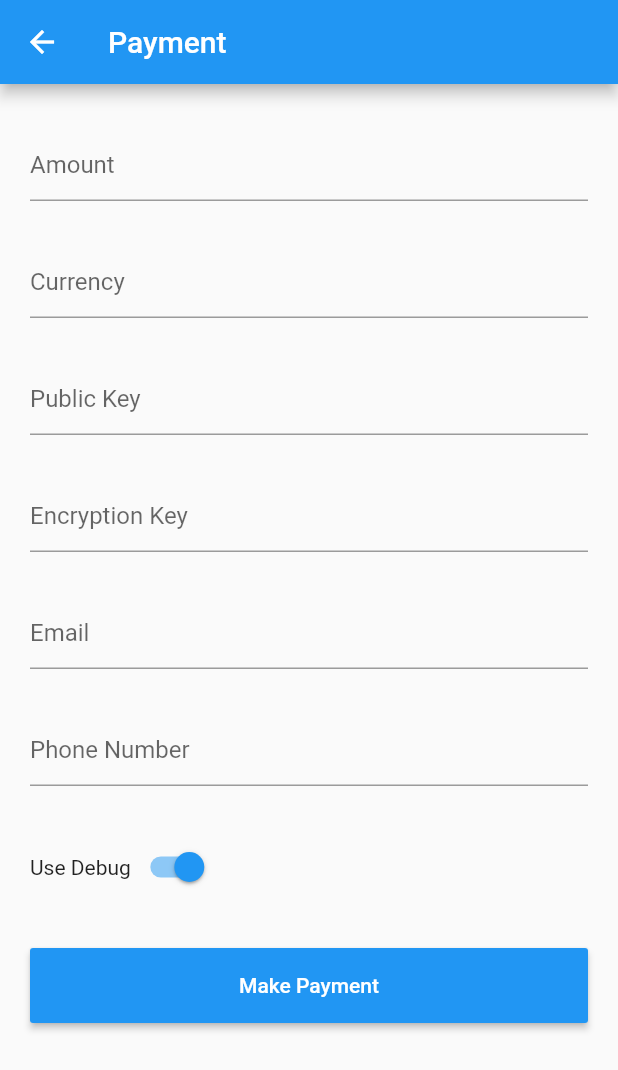
After one commit to 5ran6/shopie, a Flutter app: the FlutterwavePayment screen opened directly, on a phone screen of 412 x 824 dp. The commit adds this screen. Shown: the top 1070 px of the screen. Run offline on Flutter 3.47's test engine with Material 2 defaults, Android fonts, the phone set to English and light mode, and no system bars; our stand-ins replace basic_utils, flutter_styled_toast, shared_preferences, toast; missing offline and left inert: credit_card_slider, flutterwave; accounts and stored records are empty; statements that could not run were skipped.

Commit message:
Added flutterwave_payment.dart

```diff
--- a/lib/add_new_card_widget/add_card_details.dart
+++ b/lib/add_new_card_widget/add_card_details.dart
@@ -9,6 +9,7 @@ import 'package:flutter/services.dart';
 import 'package:shared_preferences/shared_preferences.dart';
 import 'package:shopie/model/input_formatters.dart';
 import 'package:shopie/add_new_card_widget/payment_card.dart';
+import 'package:shopie/pay_for_order_widget/flutterwave_payment.dart';
 import 'package:shopie/pay_for_order_widget/pay_for_order_widget.dart';
 import 'package:shopie/model/my_strings.dart';
 import 'package:flutter/cupertino.dart';
@@ -238,7 +239,10 @@ class _AddCardDetailsState extends State<AddCardDetails> {
     }
   }
 
-  void ProceedToPayment() {}
+  void ProceedToPayment() {
+    Navigator.push(
+        context, MaterialPageRoute(builder: (context) => FlutterwavePayment(title: 'Payment')));
+  }
 
   Widget _getPayButton() {
     if (Platform.isIOS) {
--- /dev/null
+++ b/lib/pay_for_order_widget/flutterwave_payment.dart
@@ -0,0 +1,258 @@
+import 'package:flutter/material.dart';
+import 'package:flutterwave/flutterwave.dart';
+
+
+
+class FlutterwavePayment extends StatefulWidget {
+  FlutterwavePayment({Key key, this.title}) : super(key: key);
+
+  final String title;
+
+  @override
+  _FlutterwavePaymentState createState() => _FlutterwavePaymentState();
+}
+
+class _FlutterwavePaymentState extends State<FlutterwavePayment> {
+  final formKey = GlobalKey<FormState>();
+  final amountController = TextEditingController();
+  final currencyController = TextEditingController();
+  final narrationController = TextEditingController();
+  final publicKeyController = TextEditingController();
+  final encryptionKeyController = TextEditingController();
+  final emailController = TextEditingController();
+  final phoneNumberController = TextEditingController();
+
+  String selectedCurrency = "";
+
+  bool isDebug = true;
+
+  @override
+  Widget build(BuildContext context) {
+    this.currencyController.text = this.selectedCurrency;
+
+    return Scaffold(
+      appBar: AppBar(
+        title: Text(widget.title),
+      ),
+      body: Container(
+        width: double.infinity,
+        margin: EdgeInsets.fromLTRB(20, 10, 20, 10),
+        child: Form(
+          key: this.formKey,
+          child: ListView(
+            children: <Widget>[
+              Container(
+                margin: EdgeInsets.fromLTRB(0, 20, 0, 10),
+                child: TextFormField(
+                  controller: this.amountController,
+                  textInputAction: TextInputAction.next,
+                  keyboardType: TextInputType.number,
+                  style: TextStyle(color: Colors.black),
+                  decoration: InputDecoration(hintText: "Amount"),
+                  validator: (value) =>
+                  value.isNotEmpty ? null : "Amount is required",
+                ),
+              ),
+              Container(
+                margin: EdgeInsets.fromLTRB(0, 20, 0, 10),
+                child: TextFormField(
+                  controller: this.currencyController,
+                  textInputAction: TextInputAction.next,
+                  style: TextStyle(color: Colors.black),
+                  readOnly: true,
+                  onTap: this._openBottomSheet,
+                  decoration: InputDecoration(
+                    hintText: "Currency",
+                  ),
+                  validator: (value) =>
+                  value.isNotEmpty ? null : "Currency is required",
+                ),
+              ),
+              Container(
+                margin: EdgeInsets.fromLTRB(0, 20, 0, 10),
+                child: TextFormField(
+                  controller: this.publicKeyController,
+                  textInputAction: TextInputAction.next,
+                  style: TextStyle(color: Colors.black),
+                  obscureText: true,
+                  decoration: InputDecoration(
+                    hintText: "Public Key",
+                  ),
+                ),
+              ),
+              Container(
+                margin: EdgeInsets.fromLTRB(0, 20, 0, 10),
+                child: TextFormField(
+                  controller: this.encryptionKeyController,
+                  textInputAction: TextInputAction.next,
+                  style: TextStyle(color: Colors.black),
+                  obscureText: true,
+                  decoration: InputDecoration(
+                    hintText: "Encryption Key",
+                  ),
+                ),
+              ),
+              Container(
+                margin: EdgeInsets.fromLTRB(0, 20, 0, 10),
+                child: TextFormField(
+                  controller: this.emailController,
+                  textInputAction: TextInputAction.next,
+                  style: TextStyle(color: Colors.black),
+                  decoration: InputDecoration(
+                    hintText: "Email",
+                  ),
+                  validator: (value) =>
+                  value.isNotEmpty ? null : "Email is required",
+                ),
+              ),
+              Container(
+                margin: EdgeInsets.fromLTRB(0, 20, 0, 10),
+                child: TextFormField(
+                  controller: this.phoneNumberController,
+                  textInputAction: TextInputAction.next,
+                  style: TextStyle(color: Colors.black),
+                  decoration: InputDecoration(
+                    hintText: "Phone Number",
+                  ),
+                  validator: (value) =>
+                  value.isNotEmpty ? null : "Phone Number is required",
+                ),
+              ),
+              Container(
+                width: double.infinity,
+                margin: EdgeInsets.fromLTRB(0, 20, 0, 10),
+                child: Row(
+                  // mainAxisAlignment: MainAxisAlignment.spaceBetween,
+                  children: [
+                    Text("Use Debug"),
+                    Switch(
+                      onChanged: (value) => {
+                        setState(() {
+                          isDebug = value;
+                        })
+                      },
+                      value: this.isDebug,
+                    ),
+                  ],
+                ),
+              ),
+              Container(
+                width: double.infinity,
+                height: 50,
+                margin: EdgeInsets.fromLTRB(0, 20, 0, 10),
+                child: RaisedButton(
+                  onPressed: this._onPressed,
+                  color: Colors.blue,
+                  child: Text(
+                    "Make Payment",
+                    style: TextStyle(color: Colors.white),
+                  ),
+                ),
+              )
+            ],
+          ),
+        ),
+      ), // This trailing comma makes auto-formatting nicer for build methods.
+    );
+  }
+
+  _onPressed() {
+    if (this.formKey.currentState.validate()) {
+      this._handlePaymentInitialization();
+    }
+  }
+
+  _handlePaymentInitialization() async {
+    final flutterwave = Flutterwave.forUIPayment(
+        amount: this.amountController.text.toString().trim(),
+        currency: this.currencyController.text,
+        context: this.context,
+        publicKey: this.publicKeyController.text.trim(),
+        encryptionKey: this.encryptionKeyController.text.trim(),
+        email: this.emailController.text.trim(),
+        fullName: "Test User",
+        txRef: DateTime.now().toIso8601String(),
+        narration: "Example Project",
+        isDebugMode: this.isDebug,
+        phoneNumber: this.phoneNumberController.text.trim(),
+        acceptAccountPayment: true,
+        acceptCardPayment: true,
+        acceptUSSDPayment: true
+    );
+    final response = await flutterwave.initializeForUiPayments();
+    if (response != null) {
+      this.showLoading(response.data.status);
+    } else {
+      this.showLoading("No Response!");
+    }
+  }
+
+  void _openBottomSheet() {
+    showModalBottomSheet(
+        context: this.context,
+        builder: (context) {
+          return this._getCurrency();
+        });
+  }
+
+  Widget _getCurrency() {
+    final currencies = [
+      FlutterwaveCurrency.UGX,
+      FlutterwaveCurrency.GHS,
+      FlutterwaveCurrency.NGN,
+      FlutterwaveCurrency.RWF,
+      FlutterwaveCurrency.KES,
+      FlutterwaveCurrency.XAF,
+      FlutterwaveCurrency.XOF,
+      FlutterwaveCurrency.ZMW
+    ];
+    return Container(
+      height: 250,
+      margin: EdgeInsets.fromLTRB(0, 10, 0, 0),
+      color: Colors.white,
+      child: ListView(
+        children: currencies
+            .map((currency) => ListTile(
+          onTap: () => {this._handleCurrencyTap(currency)},
+          title: Column(
+            children: [
+              Text(
+                currency,
+                textAlign: TextAlign.start,
+                style: TextStyle(color: Colors.black),
+              ),
+              SizedBox(height: 4),
+              Divider(height: 1)
+            ],
+          ),
+        ))
+            .toList(),
+      ),
+    );
+  }
+
+  _handleCurrencyTap(String currency) {
+    this.setState(() {
+      this.selectedCurrency = currency;
+      this.currencyController.text = currency;
+    });
+    Navigator.pop(this.context);
+  }
+
+  Future<void> showLoading(String message) {
+    return showDialog(
+      context: this.context,
+      barrierDismissible: false,
+      builder: (BuildContext context) {
+        return AlertDialog(
+          content: Container(
+            margin: EdgeInsets.fromLTRB(30, 20, 30, 20),
+            width: double.infinity,
+            height: 50,
+            child: Text(message),
+          ),
+        );
+      },
+    );
+  }
+}
--- a/pubspec.yaml
+++ b/pubspec.yaml
@@ -31,6 +31,7 @@ dependencies:
   credit_card_slider: ^1.0.1
   credit_card_type_detector: ^1.1.0
   basic_utils: ^2.6.3
+  flutterwave: 0.0.2
 
   # The following adds the Cupertino Icons font to your application.
   # Use with the CupertinoIcons class for iOS style icons.
```
Also changed, not shown: pubspec.lock.
